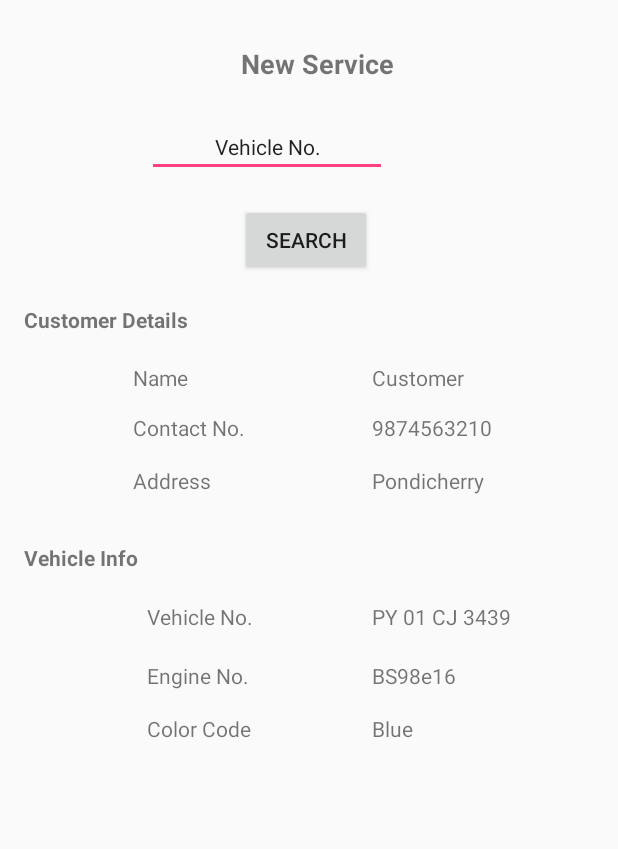
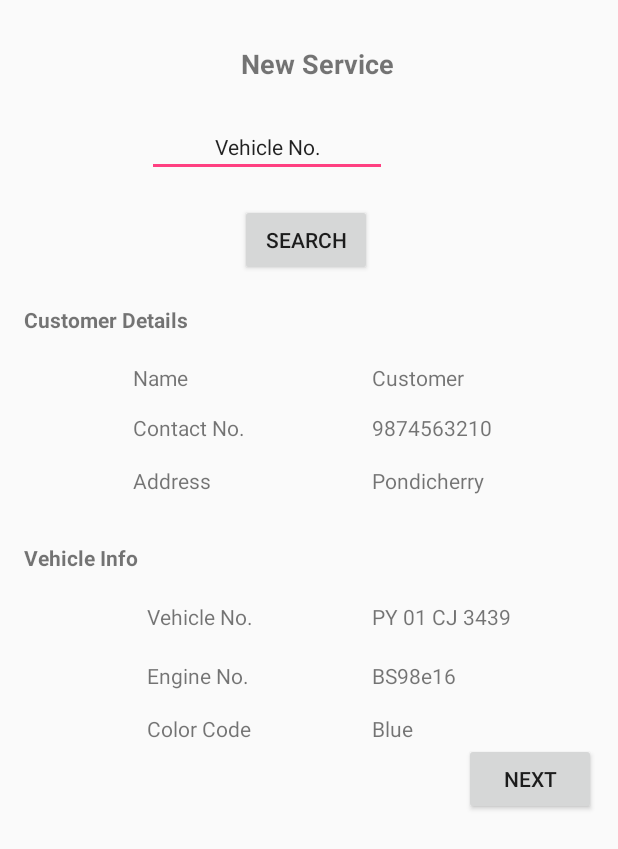
Before and after one commit to eteks/serapp, an Android app: the layout newservice.xml on its own in the app's theme, with its tools: preview values and no code run, on a phone screen of 412 x 824 dp. Shown: the top 849 px of the screen. Run offline under Robolectric (Android 15) with nearby library versions, the phone set to English and light mode, and no system bars.

Commit message:
next button

```diff
--- a/app/src/main/res/layout/newservice.xml
+++ b/app/src/main/res/layout/newservice.xml
@@ -163,4 +163,12 @@
         android:layout_alignBaseline="@+id/textView13"
         android:layout_alignBottom="@+id/textView13"
         android:layout_alignStart="@+id/textView15" />
+
+    <Button
+        android:id="@+id/button7"
+        android:layout_width="wrap_content"
+        android:layout_height="wrap_content"
+        android:layout_below="@+id/textView16"
+        android:layout_toEndOf="@+id/textView7"
+        android:text="Next" />
 </RelativeLayout>
```
